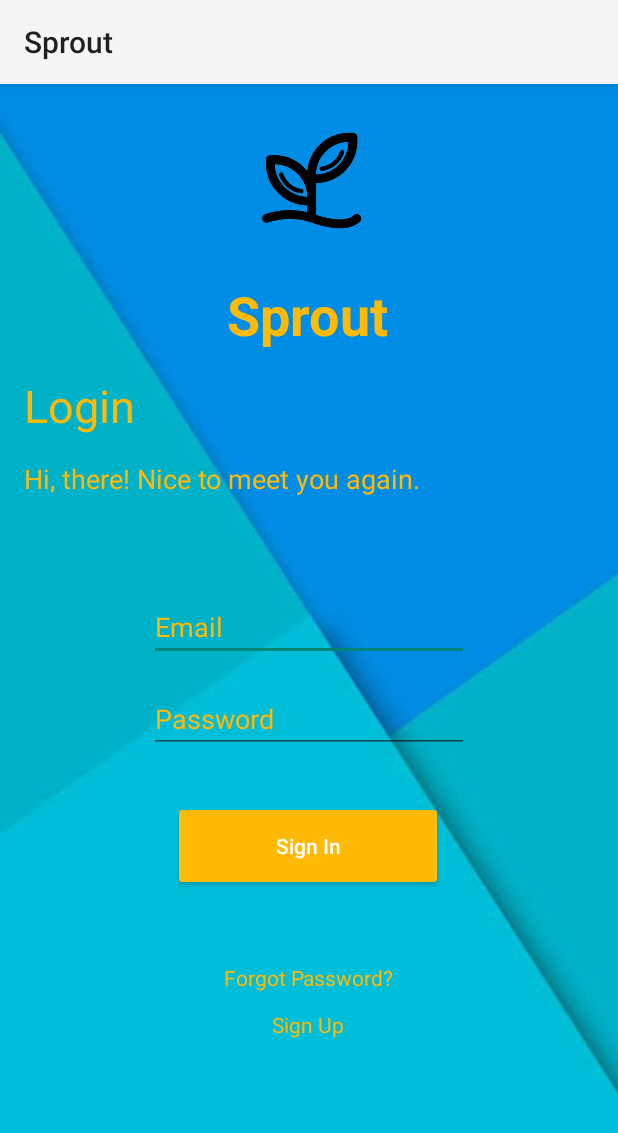
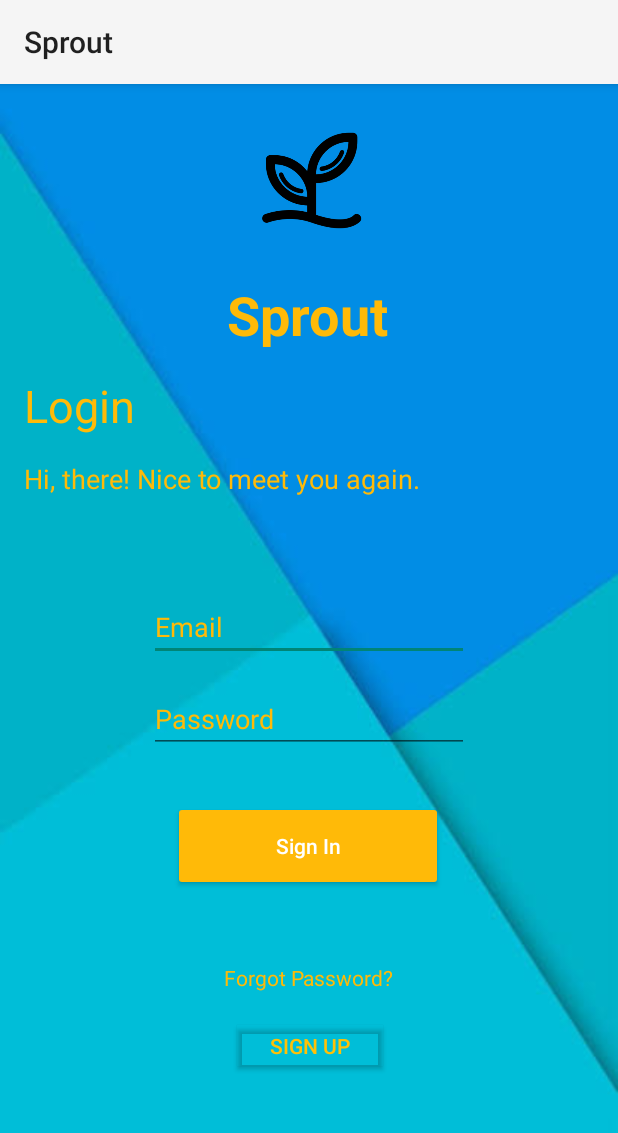
Before and after one commit to ErenOzen/Sprout, an Android app: the screen it shows after launch (LoginActivity), on a phone screen of 412 x 824 dp. Shown: the top 1133 px of the screen. Run offline under Robolectric (Android 15) with nearby library versions, the phone set to English and light mode, and no system bars.

Commit message:
LoginActivity and SignupActivity pages are edited.

```diff
--- a/app/src/main/java/com/example/sprout/LoginActivity.java
+++ b/app/src/main/java/com/example/sprout/LoginActivity.java
@@ -2,7 +2,16 @@ package com.example.sprout;
 
 import androidx.appcompat.app.AppCompatActivity;
 
+import android.content.Intent;
 import android.os.Bundle;
+import android.view.LayoutInflater;
+import android.view.View;
+import android.widget.Button;
+import android.widget.CheckBox;
+import android.widget.EditText;
+import android.widget.ImageView;
+import android.widget.TextView;
+import android.widget.Toast;
 
 public class LoginActivity extends AppCompatActivity {
 
@@ -10,5 +19,55 @@ public class LoginActivity extends AppCompatActivity {
     protected void onCreate(Bundle savedInstanceState) {
         super.onCreate(savedInstanceState);
         setContentView(R.layout.activity_login);
+
+        View rootView;
+        rootView = LayoutInflater.from(this).inflate(R.layout.activity_login, null);
+
+        Button loginBtn = (Button) findViewById(R.id.loginBtn);
+        Button login_signupBtn = (Button) findViewById(R.id.login_signupBtn);
+
+        TextView login_text = (TextView) findViewById(R.id.login_text);
+        TextView login_screen_greet = (TextView) findViewById(R.id.login_screen_greet);
+        EditText login_email = (EditText) findViewById(R.id.login_email);
+        EditText login_password = (EditText) findViewById(R.id.login_password);
+        ImageView login_sprout_view = (ImageView) findViewById(R.id.login_sprout_view);
+        TextView login_sprout_text = (TextView) findViewById(R.id.singup_sprout_text);
+
+        loginBtn.setOnClickListener(new View.OnClickListener() {
+            @Override
+            public void onClick(View view) {
+                if(login_email.length() == 0){
+                    login_email.setError("Email is required!");
+                    login_email.requestFocus();
+                    return;
+                }
+                if(login_password.length() == 0 ){
+                    login_password.setError("Password is required!");
+                    login_password.requestFocus();
+                    return;
+                }
+                /*
+                userAuthenticationDb.authUser(email, password, new UserAuthenticationCallBack() {
+                    @Override
+                    public void onCallBack(boolean isAuth, String message) {
+                        if(isAuth){
+                            Intent intent = new Intent(rootView.getContext(), HomeScreen.class);
+                            rootView.getContext().startActivity(intent);
+                        } else {
+                            Toast.makeText(getBaseContext(),"Giris yapilamadi ", Toast.LENGTH_LONG).show();
+                        }
+                    }
+                });
+                */
+            }
+        });
+
+        login_signupBtn.setOnClickListener(new View.OnClickListener() {
+            @Override
+            public void onClick(View view) {
+                Intent intent = new Intent(rootView.getContext(), SignupActivity.class);
+                rootView.getContext().startActivity(intent);
+            }
+        });
     }
 }
--- a/app/src/main/java/com/example/sprout/user/User.java
+++ b/app/src/main/java/com/example/sprout/user/User.java
@@ -24,6 +24,11 @@ public class User {
         this.todos = todos;
         this.habits = habits;
         CalendarEvent = calendarEvent;
+    }
+
+    public User (String email,String password) {
+        this.email = email;
+        this.password = password;
     }
 
     public String getEmail() {
--- a/app/src/main/res/layout/activity_home_screen.xml
+++ b/app/src/main/res/layout/activity_home_screen.xml
@@ -8,7 +8,7 @@
     tools:context=".HomeScreen">
 
     <TextView
-        android:id="@+id/textView2"
+        android:id="@+id/singup_text"
         android:layout_width="wrap_content"
         android:layout_height="wrap_content"
         android:layout_marginStart="16dp"
@@ -180,7 +180,7 @@
     </androidx.cardview.widget.CardView>
 
     <com.google.android.material.floatingactionbutton.FloatingActionButton
-        android:id="@+id/floatingActionButton"
+        android:id="@+id/addActionButton"
         android:layout_width="wrap_content"
         android:layout_height="wrap_content"
         android:layout_marginEnd="24dp"
@@ -192,7 +192,7 @@
         app:srcCompat="@android:drawable/ic_input_add" />
 
     <com.google.android.material.floatingactionbutton.FloatingActionButton
-        android:id="@+id/floatingActionButton3"
+        android:id="@+id/seeReportButton"
         android:layout_width="wrap_content"
         android:layout_height="wrap_content"
         android:layout_marginStart="24dp"
--- a/app/src/main/res/layout/activity_login.xml
+++ b/app/src/main/res/layout/activity_login.xml
@@ -8,7 +8,7 @@
     tools:context=".LoginActivity">
 
     <TextView
-        android:id="@+id/login_activity_textview_sprout"
+        android:id="@+id/singup_sprout_text"
         android:layout_width="wrap_content"
         android:layout_height="wrap_content"
         android:layout_marginTop="4dp"
@@ -21,10 +21,10 @@
         app:layout_constraintEnd_toEndOf="parent"
         app:layout_constraintHorizontal_bias="0.498"
         app:layout_constraintStart_toStartOf="parent"
-        app:layout_constraintTop_toBottomOf="@+id/login_activity_imageview_sprout" />
+        app:layout_constraintTop_toBottomOf="@+id/login_sprout_view" />
 
     <ImageView
-        android:id="@+id/login_activity_imageview_sprout"
+        android:id="@+id/login_sprout_view"
         android:layout_width="143dp"
         android:layout_height="121dp"
         android:layout_marginTop="4dp"
@@ -35,7 +35,7 @@
         app:srcCompat="@drawable/noun_sprout_109966" />
 
     <TextView
-        android:id="@+id/login_activity_textview_login"
+        android:id="@+id/login_text"
         android:layout_width="wrap_content"
         android:layout_height="wrap_content"
         android:layout_marginStart="16dp"
@@ -45,7 +45,7 @@
         android:textColorHint="#ffba08"
         android:textSize="30sp"
         app:layout_constraintStart_toStartOf="parent"
-        app:layout_constraintTop_toBottomOf="@+id/login_activity_textview_sprout" />
+        app:layout_constraintTop_toBottomOf="@+id/singup_sprout_text" />
 
     <TextView
         android:id="@+id/login_screen_greet"
@@ -59,10 +59,10 @@
         android:textColorHint="#ffba08"
         android:textSize="18sp"
         app:layout_constraintStart_toStartOf="parent"
-        app:layout_constraintTop_toBottomOf="@+id/login_activity_textview_login" />
+        app:layout_constraintTop_toBottomOf="@+id/login_text" />
 
     <Button
-        android:id="@+id/button"
+        android:id="@+id/loginBtn"
         android:layout_width="180dp"
         android:layout_height="60dp"
         android:layout_marginTop="32dp"
@@ -72,10 +72,10 @@
         app:layout_constraintEnd_toEndOf="parent"
         app:layout_constraintHorizontal_bias="0.497"
         app:layout_constraintStart_toStartOf="parent"
-        app:layout_constraintTop_toBottomOf="@+id/editTextTextPassword" />
+        app:layout_constraintTop_toBottomOf="@+id/login_password" />
 
     <EditText
-        android:id="@+id/editTextTextEmailAddress"
+        android:id="@+id/login_email"
         android:layout_width="wrap_content"
         android:layout_height="wrap_content"
         android:layout_marginTop="64dp"
@@ -89,7 +89,7 @@
         app:layout_constraintTop_toBottomOf="@+id/login_screen_greet" />
 
     <EditText
-        android:id="@+id/editTextTextPassword"
+        android:id="@+id/login_password"
         android:layout_width="wrap_content"
         android:layout_height="wrap_content"
         android:layout_marginTop="16dp"
@@ -100,10 +100,10 @@
         android:textColorHint="#ffba08"
         app:layout_constraintEnd_toEndOf="parent"
         app:layout_constraintStart_toStartOf="parent"
-        app:layout_constraintTop_toBottomOf="@+id/editTextTextEmailAddress" />
+        app:layout_constraintTop_toBottomOf="@+id/login_email" />
 
     <TextView
-        android:id="@+id/textView4"
+        android:id="@+id/login_forgotPassword"
         android:layout_width="wrap_content"
         android:layout_height="wrap_content"
         android:layout_marginTop="48dp"
@@ -111,17 +111,18 @@
         android:textColorHint="#ffba08"
         app:layout_constraintEnd_toEndOf="parent"
         app:layout_constraintStart_toStartOf="parent"
-        app:layout_constraintTop_toBottomOf="@+id/button" />
+        app:layout_constraintTop_toBottomOf="@+id/loginBtn" />
 
-    <TextView
-        android:id="@+id/textView5"
-        android:layout_width="wrap_content"
-        android:layout_height="wrap_content"
-        android:layout_marginTop="12dp"
-        android:hint="@string/login_screen_sign_up"
-        android:textColorHint="#ffba08"
+    <Button
+        android:id="@+id/login_signupBtn"
+        android:layout_width="105dp"
+        android:layout_height="39dp"
+        android:layout_marginTop="16dp"
+        android:text="Sign Up"
+        android:textColor="#FFC107"
+        app:backgroundTint="#00FFFFFF"
         app:layout_constraintEnd_toEndOf="parent"
-        app:layout_constraintHorizontal_bias="0.498"
+        app:layout_constraintHorizontal_bias="0.503"
         app:layout_constraintStart_toStartOf="parent"
-        app:layout_constraintTop_toBottomOf="@+id/textView4" />
+        app:layout_constraintTop_toBottomOf="@+id/login_forgotPassword" />
 </androidx.constraintlayout.widget.ConstraintLayout>
```
Also changed, not shown: app/src/main/java/com/example/sprout/SignupActivity.java (+57 -1 lines), app/src/main/res/layout/activity_signup.xml (+15 -15 lines).
